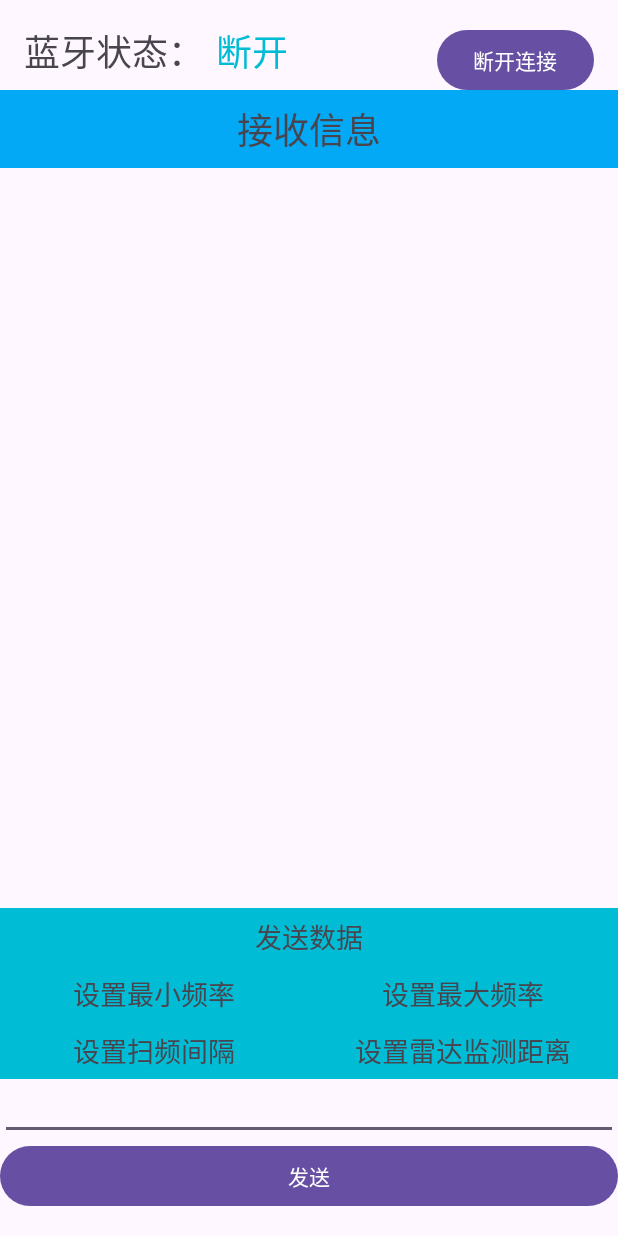
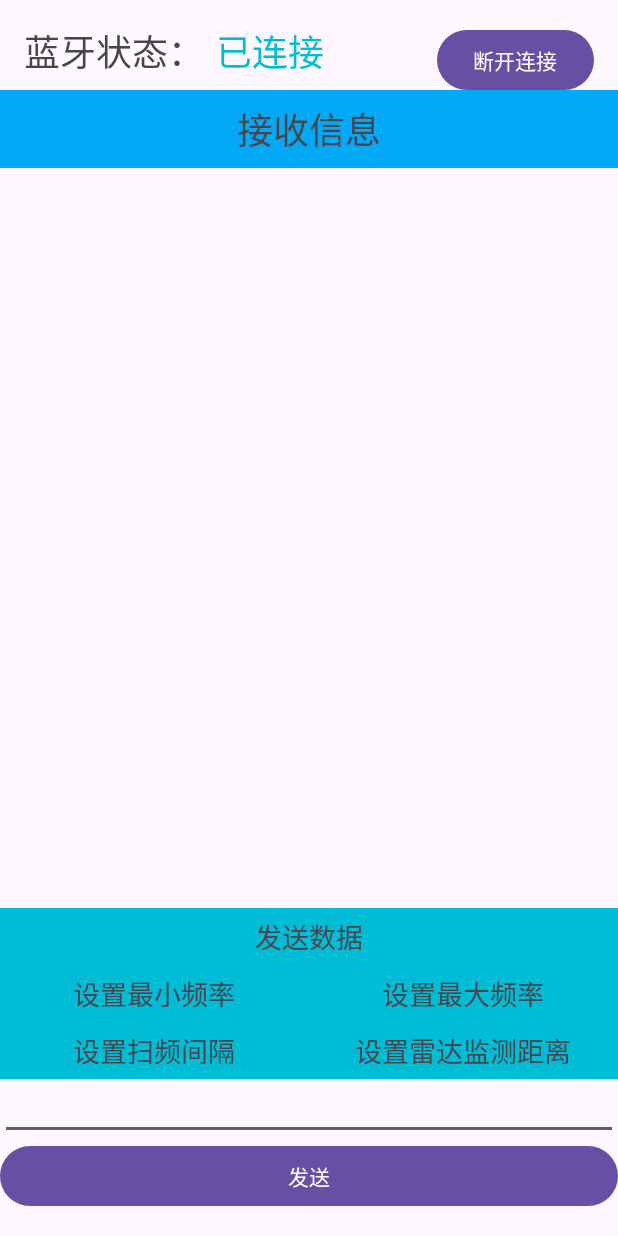
Before and after one commit to LearnerBo/Adroid_BlueTooth, an Android app: the BTReadAndWrite screen opened directly, with no data from a screen before it, after a tap on "断开连接", on a phone screen of 412 x 824 dp. Run offline under Robolectric (Android 15) with nearby library versions, the phone set to English and light mode, and no system bars; 6 statements that could not run were skipped.

Commit message:
新添:接收数据显示当前时间,实时更新蓝牙连接状态.优化接收数据列表大小

```diff
--- a/app/src/main/java/example/bluetooth/BTReadAndWrite.java
+++ b/app/src/main/java/example/bluetooth/BTReadAndWrite.java
@@ -23,7 +23,10 @@ import android.widget.Toast;
 import java.io.IOException;
 import java.io.InputStream;
 import java.io.OutputStream;
+import java.text.SimpleDateFormat;
 import java.util.ArrayList;
+import java.util.Date;
+import java.util.Locale;
 import java.util.UUID;
 import java.util.Arrays;
 
@@ -39,6 +42,7 @@ public class BTReadAndWrite extends AppCompatActivity {
     public ArrayAdapter<String> adapter1;
     public EditText editText;
     public Handler mHandler;
+    public TextView textViewConnectionStatus;
 
     @Override
     protected void onCreate(Bundle savedInstanceState) {
@@ -47,8 +51,9 @@ public class BTReadAndWrite extends AppCompatActivity {
 
         listView = findViewById(R.id.listView);
         editText = findViewById(R.id.editTextPersonName1);
+        textViewConnectionStatus = findViewById(R.id.textViewConnectionStatus);
 
-        adapter1 = new ArrayAdapter<>(this, android.R.layout.simple_expandable_list_item_1, msglist);
+        adapter1 = new ArrayAdapter<>(this, R.layout.received_list_item, R.id.received_item_text, msglist);
         listView.setAdapter(adapter1);
 
         Intent intent = getIntent();
@@ -65,18 +70,30 @@ public class BTReadAndWrite extends AppCompatActivity {
                 super.handleMessage(msg);
                 if (msg.what == 1) {
                     String s = msg.obj.toString();
-                    msglist.add("接收数据：" + s);
+                    String currentTime = new SimpleDateFormat("HH:mm:ss", Locale.getDefault()).format(new Date());
+                    msglist.add(currentTime + ":" + s);
                     adapter1.notifyDataSetChanged();
+                } else if (msg.what == 2) {
+                    textViewConnectionStatus.setText("已连接");
+                } else if (msg.what == 3) {
+                    textViewConnectionStatus.setText("连接中");
+                } else if (msg.what == 4) {
+                    textViewConnectionStatus.setText("断开");
                 }
             }
         };
+
+        // 设置初始状态为连接中
+        textViewConnectionStatus.setText("连接中");
+        mHandler.sendEmptyMessage(3);
     }
 
     public void sead_msg(View view) {
         String s = editText.getText().toString();
         if (!s.isEmpty()) {
             sendMessageHandle(s);
-            msglist.add("发送数据：" + s + "\n");
+            String currentTime = new SimpleDateFormat("HH:mm:ss", Locale.getDefault()).format(new Date());
+            msglist.add(currentTime + " 发送数据：" + s);
             adapter1.notifyDataSetChanged();
         }
     }
@@ -99,10 +116,12 @@ public class BTReadAndWrite extends AppCompatActivity {
                 bluetoothSocket = device.createRfcommSocketToServiceRecord(UUID.fromString("00001101-0000-1000-8000-00805F9B34FB"));
                 bluetoothSocket.connect();
                 showToast("蓝牙连接成功");
+                mHandler.sendEmptyMessage(2);  // 连接成功后发送消息更新状态
                 new ReadThread().start();
             } catch (IOException e) {
                 e.printStackTrace();
                 showToast("蓝牙连接失败");
+                mHandler.sendEmptyMessage(4);  // 连接失败或断开时发送消息更新状态
                 closeSocket();
             }
         }
@@ -152,6 +171,7 @@ public class BTReadAndWrite extends AppCompatActivity {
             if (bluetoothSocket != null) {
                 bluetoothSocket.close();
                 bluetoothSocket = null;
+                mHandler.sendEmptyMessage(4);  // 断开连接后更新状态
             }
         } catch (IOException e) {
             e.printStackTrace();
@@ -222,7 +242,5 @@ public class BTReadAndWrite extends AppCompatActivity {
     public void disconnect(View view) {
         closeSocket();
         showToast("蓝牙已断开");
-        TextView connectionStatus = findViewById(R.id.textViewConnectionStatus);
-        connectionStatus.setText("断开");
     }
 }
--- a/app/src/main/res/layout/activity_btread_andwrite.xml
+++ b/app/src/main/res/layout/activity_btread_andwrite.xml
@@ -21,7 +21,7 @@
         android:id="@+id/textViewConnectionStatus"
         android:layout_width="wrap_content"
         android:layout_height="wrap_content"
-        android:text="连接中"
+        android:text="断开"
         android:textColor="#00BCD4"
         android:textSize="24sp"
         app:layout_constraintTop_toTopOf="parent"
```
Also changed, not shown: app/src/main/res/layout/received_list_item.xml (added, +8 -0 lines).
